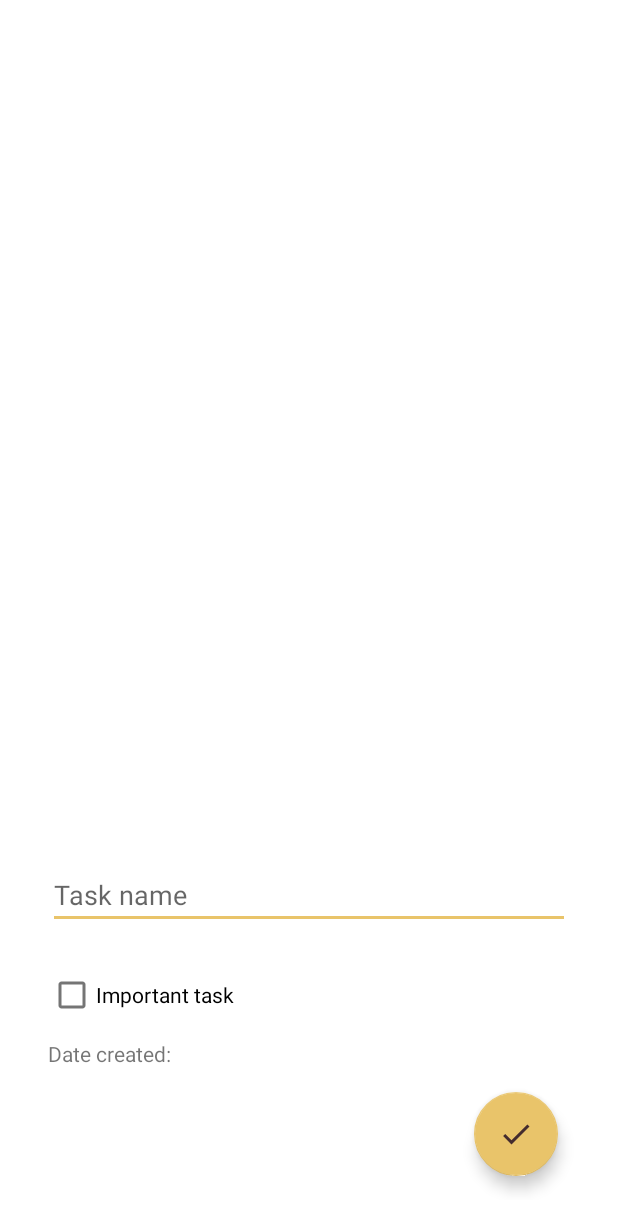
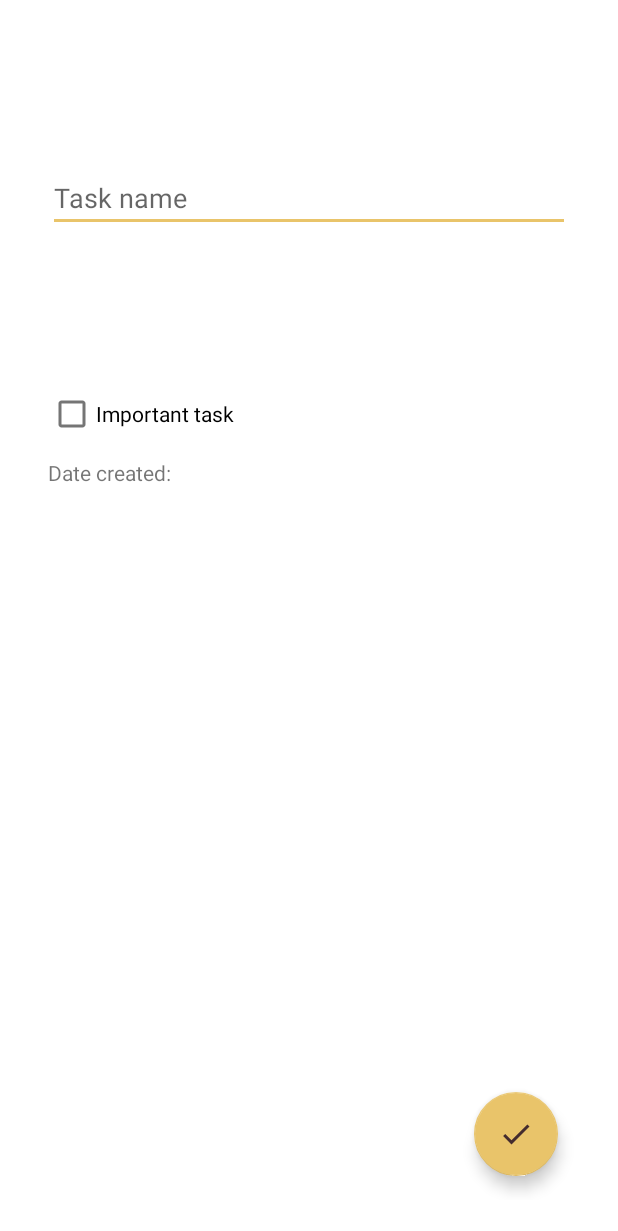
Before and after one commit to ewamodze/TODO-App, an Android app: the layout fragment_add_edit_task.xml on its own in the app's theme, with its tools: preview values and no code run, on a phone screen of 412 x 824 dp. Shown: the top 1231 px of the screen. Run offline under Robolectric (Android 15) with nearby library versions, the phone set to English and light mode, and no system bars.

Commit message:
fix bugs: make edittext scrollable

```diff
--- a/app/src/main/res/layout/fragment_add_edit_task.xml
+++ b/app/src/main/res/layout/fragment_add_edit_task.xml
@@ -7,6 +7,10 @@
     android:padding="24dp"
     tools:context=".ui.addedittask.AddEditTaskFragment">
 
+    <ScrollView
+        android:layout_width="match_parent"
+        android:layout_height="wrap_content">
+
         <LinearLayout
             android:layout_width="match_parent"
             android:layout_height="wrap_content"
@@ -15,11 +19,18 @@
             android:orientation="vertical"
             android:padding="8dp">
 
+            <LinearLayout
+                android:layout_width="match_parent"
+                android:layout_height="200dp">
+
                 <EditText
                     android:id="@+id/edit_text_task_name"
-            android:layout_width="match_parent"
+                    android:layout_width="0dp"
                     android:layout_height="wrap_content"
+                    android:layout_gravity="center_vertical"
+                    android:layout_weight="0.5"
                     android:hint="@string/hint" />
+            </LinearLayout>
 
             <CheckBox
                 android:id="@+id/checkbox_important"
@@ -36,6 +47,7 @@
                 tools:text="Date created:" />
 
         </LinearLayout>
+    </ScrollView>
 
     <com.google.android.material.floatingactionbutton.FloatingActionButton
         android:id="@+id/fab_save_task"
```
Lines whose indentation alone changed are shown as unchanged.
